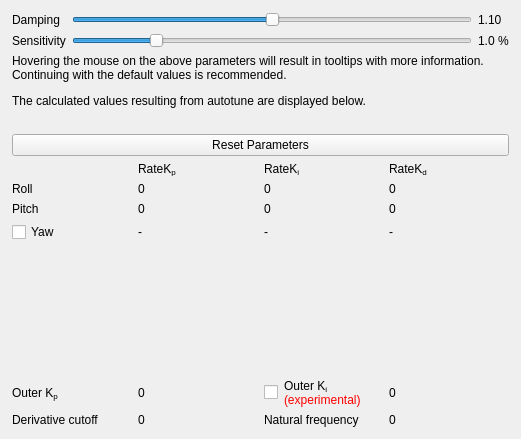
Qt form ground/gcs/src/plugins/config/autotunesliders.ui (d-ronin/dRonin) before a commit.
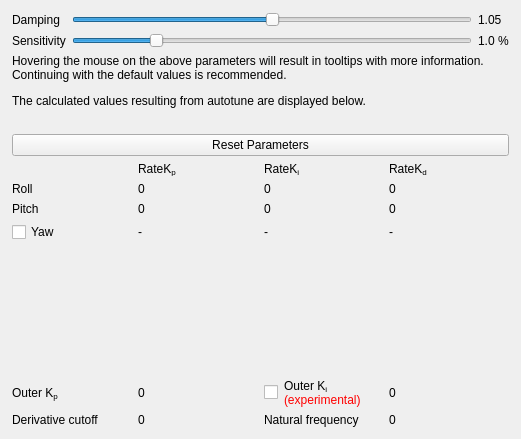
The same form after that commit.

Commit message:
autotune: change sliders from 1.1/1 to 1.05/1
Compromise between current values and @glowtape's suggestion.
Needs further analysis/proving.

The edit to the form file:
```diff
--- a/ground/gcs/src/plugins/config/autotunesliders.ui
+++ b/ground/gcs/src/plugins/config/autotunesliders.ui
@@ -49,7 +49,7 @@
      <item row="0" column="2">
       <widget class="QLabel" name="lblDamp">
        <property name="text">
-        <string>1.10</string>
+        <string>1.05</string>
        </property>
       </widget>
      </item>
```
The commit also changes 1 other file.
